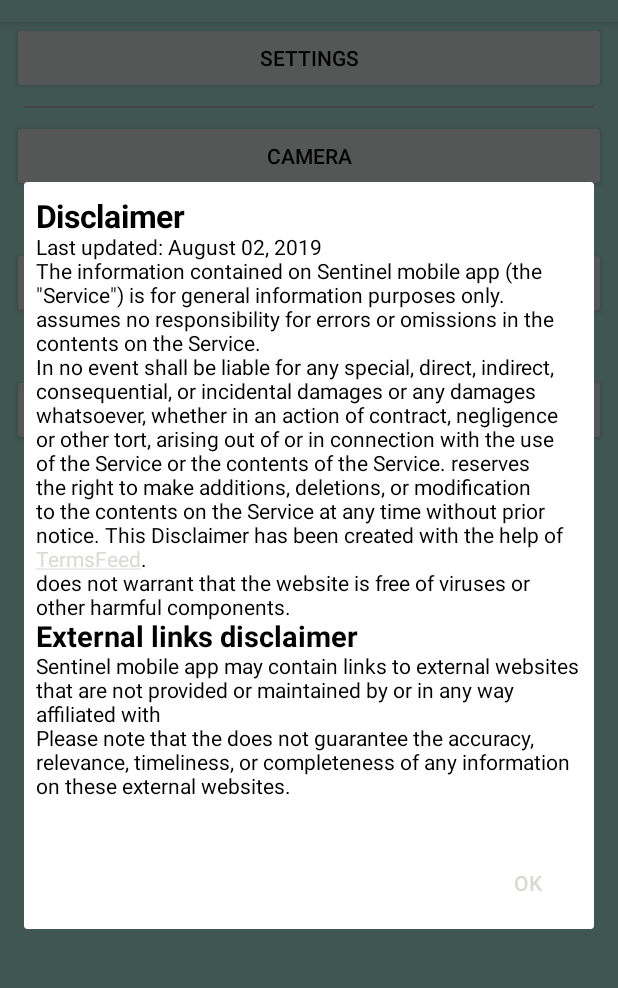
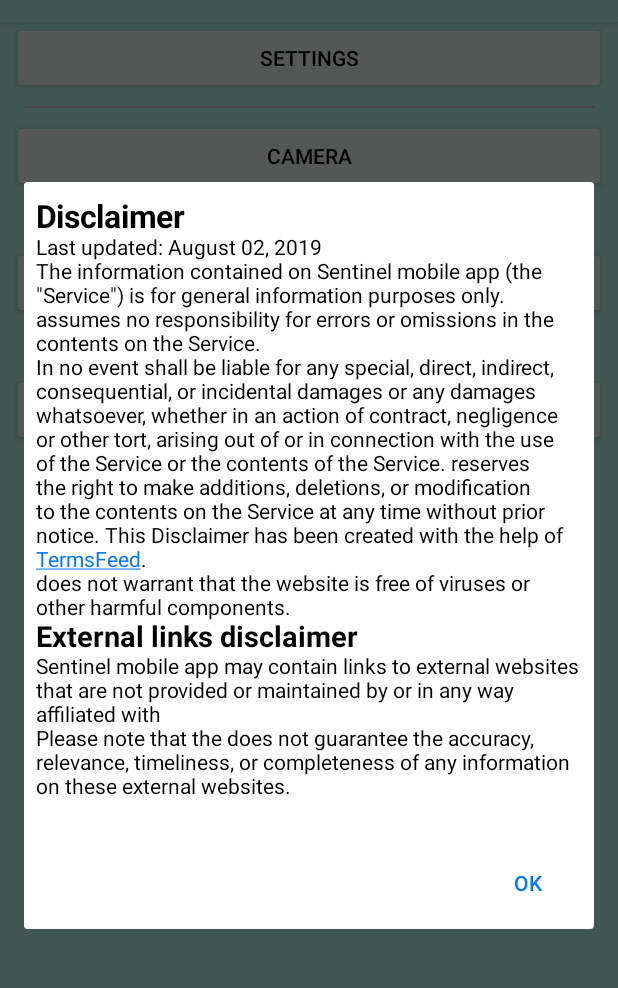
Before and after one commit to ektodorov/sentinel, an Android app: the screen it shows after launch (MainActivity), in the options menu, after a tap on "Disclaimer", on a phone screen of 412 x 824 dp, the part 62-1050 px from its top. Run offline under Robolectric (Android 15) with nearby library versions, the phone set to English and light mode, and no system bars.

Commit message:
1.Accent color

```diff
--- a/Sentinel/app/src/main/res/values/colors.xml
+++ b/Sentinel/app/src/main/res/values/colors.xml
@@ -2,5 +2,5 @@
 <resources>
     <color name="colorPrimary">#A1D7CA</color>
     <color name="colorPrimaryDark">#8FBEB6</color>
-    <color name="colorAccent">#D9DAD5</color>
+    <color name="colorAccent">#FF0077FF</color>
 </resources>
```
Also changed, not shown: Sentinel/app/src/main/java/com/blogspot/techzealous/sentinel/CameraActivity.java (+11 -0 lines).
